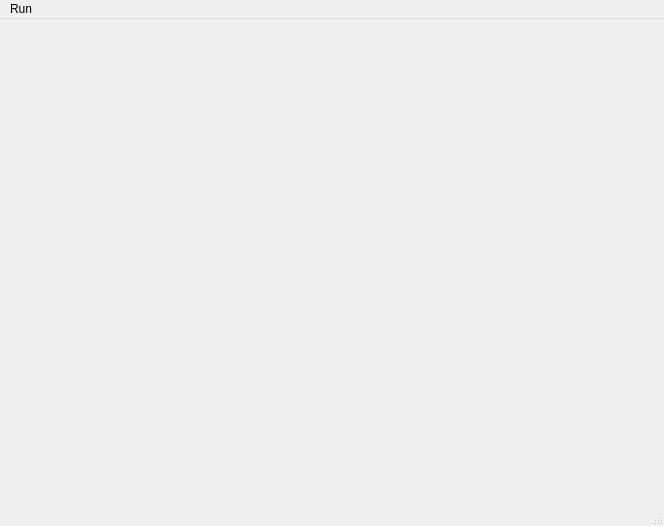
First picture: the form in QGdb/qgdb/src/MainWindow.ui, repository testmana2/mks, before the edit.
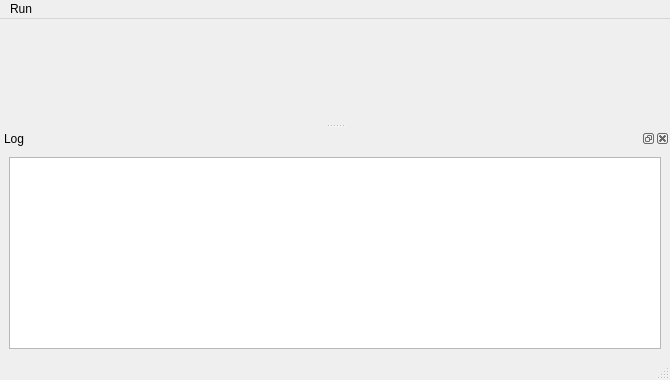
Second picture: the form after the edit.

Commit message: Rework some code. Add a Log dock. Segfault are handled and file if shown

Patch:
```diff
--- a/QGdb/qgdb/src/MainWindow.ui
+++ b/QGdb/qgdb/src/MainWindow.ui
@@ -5,20 +5,21 @@
    <rect>
     <x>0</x>
     <y>0</y>
-    <width>664</width>
-    <height>526</height>
+    <width>670</width>
+    <height>380</height>
    </rect>
   </property>
   <property name="windowTitle" >
    <string>MainWindow</string>
   </property>
+  <widget class="QWidget" name="centralwidget" />
   <widget class="QMenuBar" name="menuBar" >
    <property name="geometry" >
     <rect>
      <x>0</x>
      <y>0</y>
-     <width>664</width>
-     <height>30</height>
+     <width>670</width>
+     <height>24</height>
     </rect>
    </property>
    <widget class="QMenu" name="menuRun" >
@@ -36,15 +37,34 @@
    </widget>
    <addaction name="menuRun" />
   </widget>
-  <widget class="QStatusBar" name="statusBar" >
-   <property name="geometry" >
-    <rect>
-     <x>0</x>
-     <y>503</y>
-     <width>664</width>
-     <height>23</height>
-    </rect>
+  <widget class="QStatusBar" name="statusBar" />
+  <widget class="QDockWidget" name="dwLog" >
+   <property name="windowTitle" >
+    <string>Log</string>
    </property>
+   <attribute name="dockWidgetArea" >
+    <number>8</number>
+   </attribute>
+   <widget class="QWidget" name="dockWidgetContents" >
+    <layout class="QVBoxLayout" name="verticalLayout" >
+     <item>
+      <widget class="QPlainTextEdit" name="pteLog" >
+       <property name="tabChangesFocus" >
+        <bool>true</bool>
+       </property>
+       <property name="undoRedoEnabled" >
+        <bool>false</bool>
+       </property>
+       <property name="readOnly" >
+        <bool>true</bool>
+       </property>
+       <property name="tabStopWidth" >
+        <number>30</number>
+       </property>
+      </widget>
+     </item>
+    </layout>
+   </widget>
   </widget>
   <action name="actionRun" >
    <property name="enabled" >
```
The commit also changes 7 other files.
